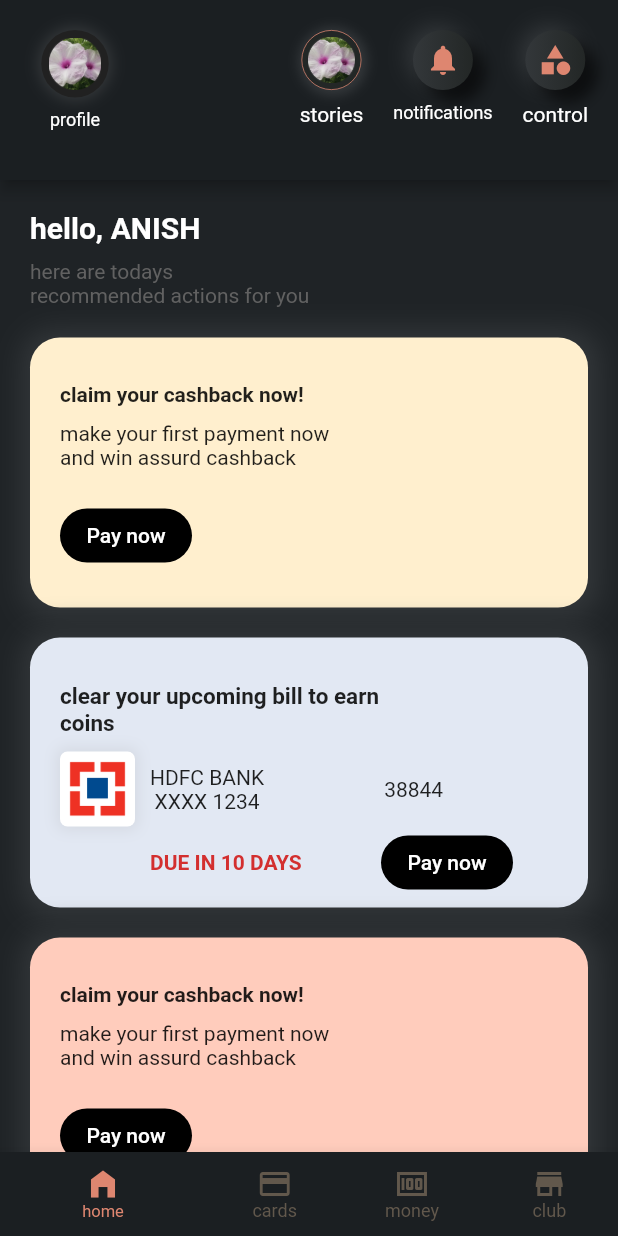
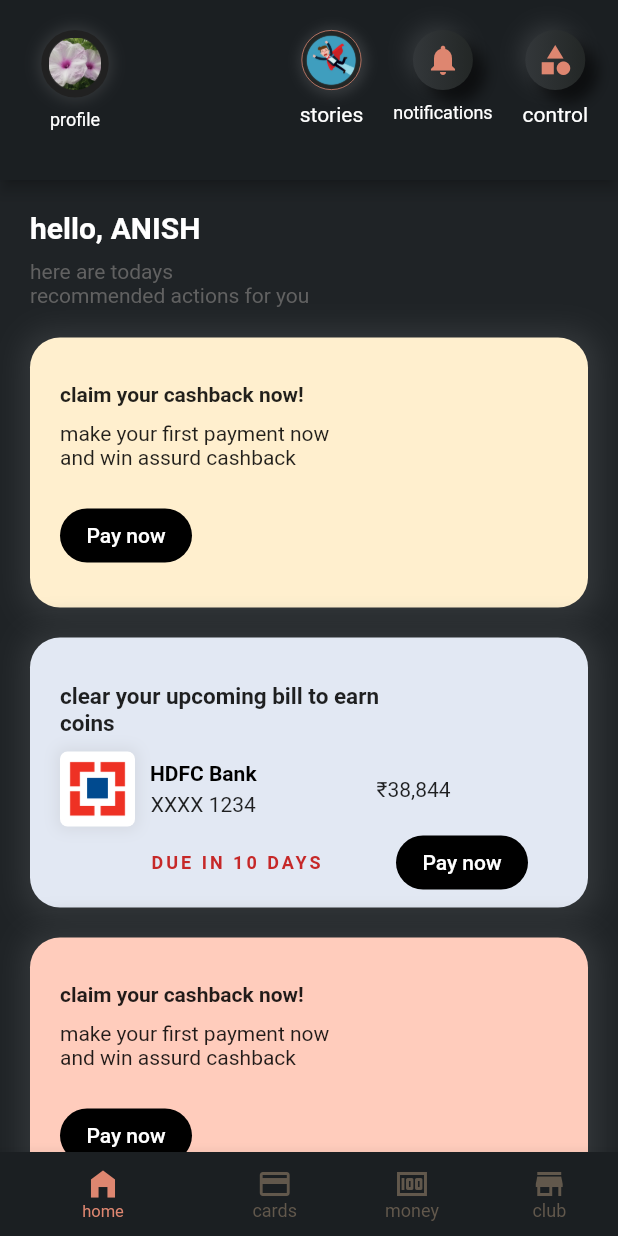
Before and after one commit to anishgadr/credapp_clone, a Flutter app: the screen it shows after launch, on a phone screen of 412 x 824 dp. Run offline on Flutter 3.47's test engine with Material 2 defaults, Android fonts, the light colour scheme and no system bars.

Commit message:
update body readmet

```diff
--- a/lib/main.dart
+++ b/lib/main.dart
@@ -63,8 +63,11 @@ class HomePage extends StatelessWidget {
                       Container(
                         height: 40,
                         width: 40,
-                        padding: EdgeInsets.all(4),
-                        child: Image(image: AssetImage("images/picture.png")),
+                        padding: EdgeInsets.all(1),
+                        child: Image(
+                          image: AssetImage("images/story.png"),
+                          fit: BoxFit.cover,
+                        ),
                         decoration: storyContainer,
                       ),
                       SizedBox(
@@ -247,25 +250,35 @@ class HomePage extends StatelessWidget {
                           ),
                           Column(
                             children: [
-                              Text('HDFC BANK'),
+                              Text(
+                                'HDFC Bank',
+                                style: TextStyle(
+                                    color: Colors.black,
+                                    fontWeight: FontWeight.bold),
+                              ),
+                              SizedBox(
+                                height: 5,
+                              ),
                               Text('XXXX 1234'),
                             ],
                           ),
                           SizedBox(
                             width: 80,
                           ),
-                          Text('38844'),
+                          Text('₹38,844'),
                         ],
                       ),
                       Container(
-                        margin: EdgeInsets.only(right: 50, left: 60),
+                        margin: EdgeInsets.only(right: 40, left: 60),
                         child: Row(
                           mainAxisAlignment: MainAxisAlignment.spaceBetween,
                           children: [
                             Text(
                               'DUE IN 10 DAYS',
                               style: TextStyle(
-                                  color: Colors.red[700],
+                                  color: Colors.red[800],
+                                  fontSize: 12,
+                                  letterSpacing: 2,
                                   fontWeight: FontWeight.w700),
                             ),
                             FlatButton(
```
Also changed, not shown: cred_clone.png (added), images/story.jpg (added), images/story.png (added), 1 other file.
